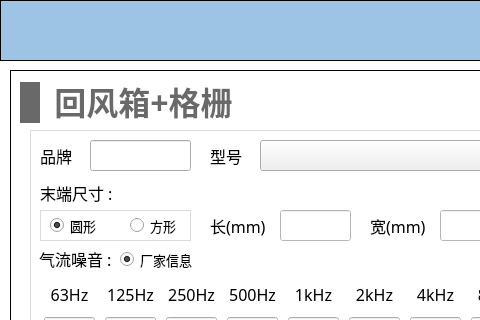
The window that NoiseCalSoft/inputDialog/dialog_returnairbox_grille.ui (haobana/NoiCal) describes before a commit, drawn with Qt 5; both pictures show x 0 to 480 and y 0 to 320 of the 671 by 673 pixel window.
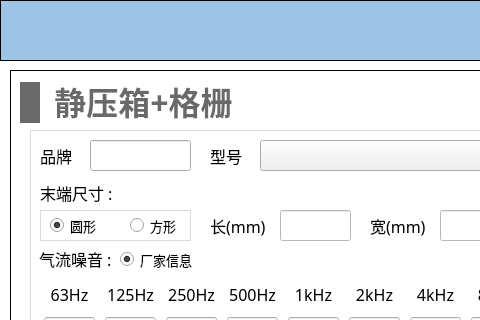
The same window after the commit. Icons and pictures are not drawn.

Patch:
```diff
--- a/NoiseCalSoft/inputDialog/dialog_returnairbox_grille.ui
+++ b/NoiseCalSoft/inputDialog/dialog_returnairbox_grille.ui
@@ -2140,7 +2140,7 @@
 }</string>
        </property>
        <property name="text">
-        <string>回风箱+格栅</string>
+        <string>静压箱+格栅</string>
        </property>
        <property name="alignment">
         <set>Qt::AlignBottom|Qt::AlignHCenter</set>
```
